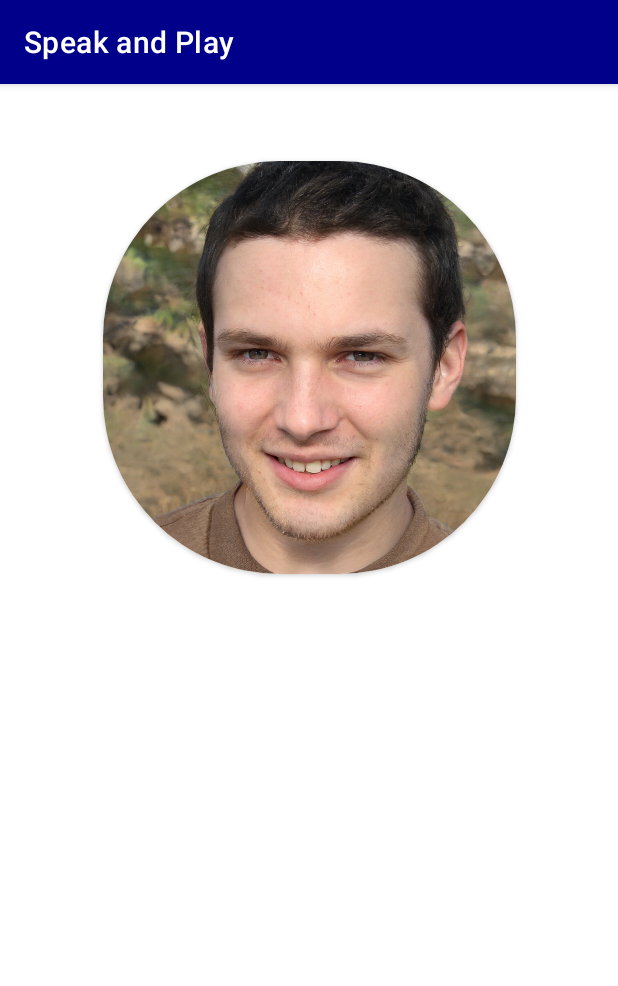
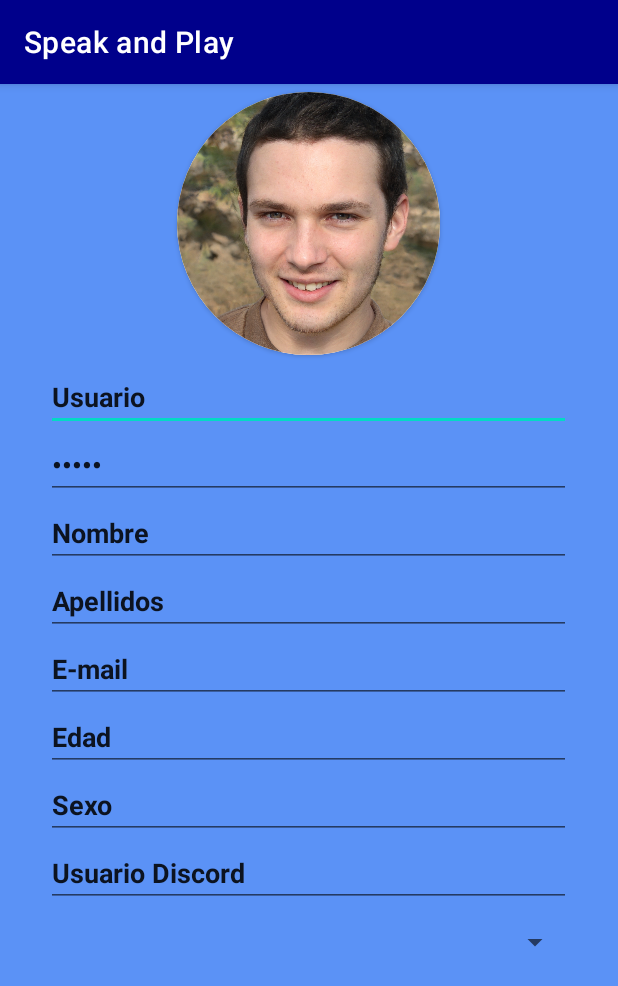
Before and after one commit to EscalaDigital/speakplay, an Android app: the PerfilActivity screen opened directly, with no data from a screen before it, on a phone screen of 412 x 824 dp. Shown: the top 986 px of the screen. Run offline under Robolectric (Android 15) with nearby library versions, the phone set to English and light mode, and no system bars.

Commit message:
Estructura base con activity perfil de vecino

```diff
--- a/app/src/main/AndroidManifest.xml
+++ b/app/src/main/AndroidManifest.xml
@@ -15,6 +15,9 @@
         android:roundIcon="@mipmap/ic_launcher_round"
         android:supportsRtl="true"
         android:theme="@style/Theme.Speakplay">
+        <activity
+            android:name=".VecinoMain"
+            android:exported="false" />
         <activity
             android:name=".PerfilActivity"
             android:exported="false" />
--- a/app/src/main/res/layout/activity_perfil.xml
+++ b/app/src/main/res/layout/activity_perfil.xml
@@ -4,19 +4,35 @@
     xmlns:tools="http://schemas.android.com/tools"
     android:layout_width="match_parent"
     android:layout_height="match_parent"
-    tools:context=".PerfilActivity">
+    tools:context=".PerfilActivity"
+    android:background="@color/fondo">
+
+
+    <ScrollView
+        android:id="@+id/scrollView2"
+        android:layout_width="match_parent"
+        android:layout_height="match_parent">
+
+
+        <LinearLayout
+            android:layout_width="match_parent"
+            android:layout_height="match_parent"
+            android:gravity="center"
+            android:orientation="vertical"
+            tools:layout_editor_absoluteX="118dp"
+            tools:layout_editor_absoluteY="20dp">
 
             <androidx.cardview.widget.CardView
-        android:layout_width="275dp"
-        android:layout_height="275dp"
+                android:layout_width="175dp"
+                android:layout_height="175dp"
                 android:layout_margin="5dp"
                 android:elevation="10dp"
-        app:cardCornerRadius="118dp"
+                app:cardCornerRadius="148dp"
                 app:layout_constraintBottom_toBottomOf="parent"
                 app:layout_constraintEnd_toEndOf="parent"
                 app:layout_constraintStart_toStartOf="parent"
                 app:layout_constraintTop_toTopOf="parent"
-        app:layout_constraintVertical_bias="0.096">
+                app:layout_constraintVertical_bias="0.03">
 
 
                 <ImageView
@@ -31,4 +47,109 @@
             </androidx.cardview.widget.CardView>
 
 
+            <EditText
+                android:id="@+id/usuario"
+                android:layout_width="350dp"
+                android:layout_height="wrap_content"
+                android:ems="10"
+                android:inputType="textPersonName"
+                android:text="Usuario"
+                android:textStyle="bold"
+                android:typeface="normal"
+                tools:layout_editor_absoluteX="102dp"
+                tools:layout_editor_absoluteY="79dp" />
+
+            <EditText
+                android:id="@+id/clave"
+                android:layout_width="350dp"
+                android:layout_height="wrap_content"
+                android:ems="10"
+                android:inputType="textPassword"
+                android:text="Clave"
+                android:textStyle="bold"
+                android:typeface="normal"
+                tools:layout_editor_absoluteX="102dp"
+                tools:layout_editor_absoluteY="79dp" />
+
+
+            <EditText
+                android:id="@+id/nombre"
+                android:layout_width="350dp"
+                android:layout_height="wrap_content"
+                android:ems="10"
+                android:inputType="textPersonName"
+                android:text="Nombre"
+                android:textStyle="bold"
+                android:typeface="normal"
+                tools:layout_editor_absoluteX="102dp"
+                tools:layout_editor_absoluteY="79dp" />
+
+            <EditText
+                android:id="@+id/apellidos"
+                android:layout_width="350dp"
+                android:layout_height="wrap_content"
+                android:ems="10"
+                android:inputType="textPersonName"
+                android:text="Apellidos"
+                android:textStyle="bold"
+                android:typeface="normal"
+                tools:layout_editor_absoluteX="102dp"
+                tools:layout_editor_absoluteY="79dp" />
+
+            <EditText
+                android:id="@+id/email"
+                android:layout_width="350dp"
+                android:layout_height="wrap_content"
+                android:ems="10"
+                android:inputType="textPersonName"
+                android:text="E-mail"
+                android:textStyle="bold"
+                android:typeface="normal"
+                tools:layout_editor_absoluteX="102dp"
+                tools:layout_editor_absoluteY="79dp" />
+
+            <EditText
+                android:id="@+id/editTextNumberSigned"
+                android:layout_width="350dp"
+                android:layout_height="wrap_content"
+                android:ems="10"
+                android:inputType="numberSigned"
+                android:text="Edad"
+                android:textStyle="bold" />
+
+            <EditText
+                android:id="@+id/sexo"
+                android:layout_width="350dp"
+                android:layout_height="wrap_content"
+                android:ems="10"
+                android:inputType="textPersonName"
+                android:text="Sexo"
+                android:textStyle="bold"
+                android:typeface="normal"
+                tools:layout_editor_absoluteX="102dp"
+                tools:layout_editor_absoluteY="79dp" />
+
+            <EditText
+                android:id="@+id/usuarioDiscord"
+                android:layout_width="350dp"
+                android:layout_height="wrap_content"
+                android:ems="10"
+                android:inputType="textPersonName"
+                android:text="Usuario Discord"
+                android:textStyle="bold"
+                android:typeface="normal"
+                tools:layout_editor_absoluteX="102dp"
+                tools:layout_editor_absoluteY="79dp" />
+
+            <Spinner
+                android:id="@+id/selectorJuegos"
+                android:layout_width="350dp"
+                android:layout_height="47dp" />
+
+
+        </LinearLayout>
+
+    </ScrollView>
+
+
 </androidx.constraintlayout.widget.ConstraintLayout>
--- a/app/src/main/res/layout/activity_settings.xml
+++ b/app/src/main/res/layout/activity_settings.xml
@@ -3,4 +3,5 @@
     android:id="@+id/activity_settings"
     android:name="com.gaemir.speakplay.SettingsFragment"
     android:layout_width="match_parent"
-    android:layout_height="match_parent" />
+    android:layout_height="match_parent"
+    android:background="@color/fondo"/>
```
Also changed, not shown: app/src/main/java/com/gaemir/speakplay/VecinoMain.java (added, +14 -0 lines), app/src/main/res/layout/activity_vecino_main.xml (added, +94 -0 lines), app/src/main/res/layout/principal_user.xml (+6 -5 lines), app/src/main/res/drawable-v24/check.png (added), app/src/main/res/drawable-v24/equis.png (added), app/src/main/res/drawable-v24/flecha_drch.png (added), app/src/main/res/drawable-v24/flecha_izq.png (added). Lines whose indentation alone changed are shown as unchanged.
